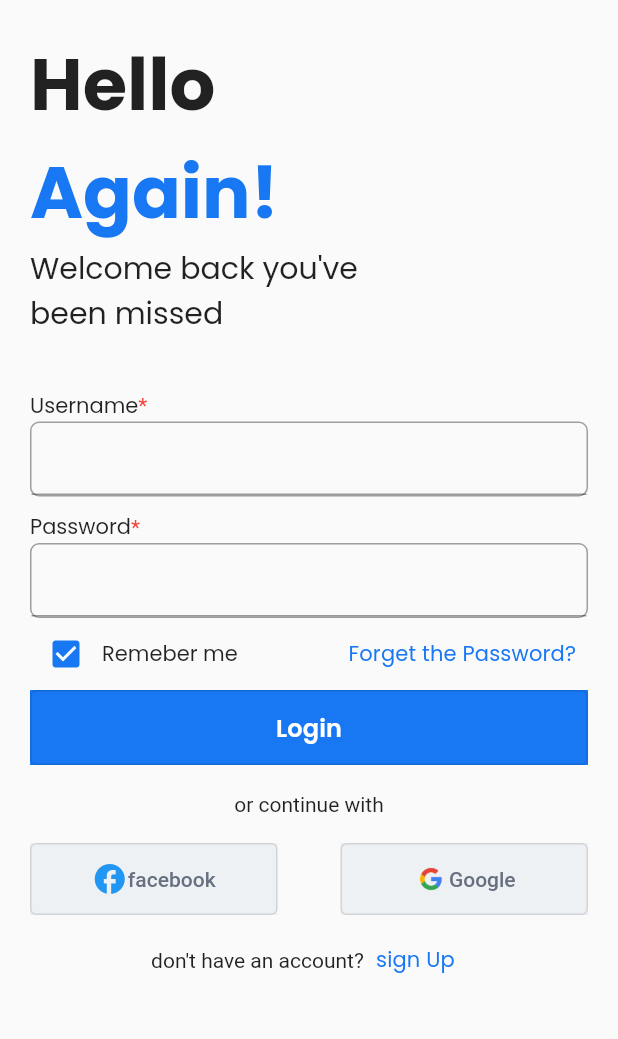
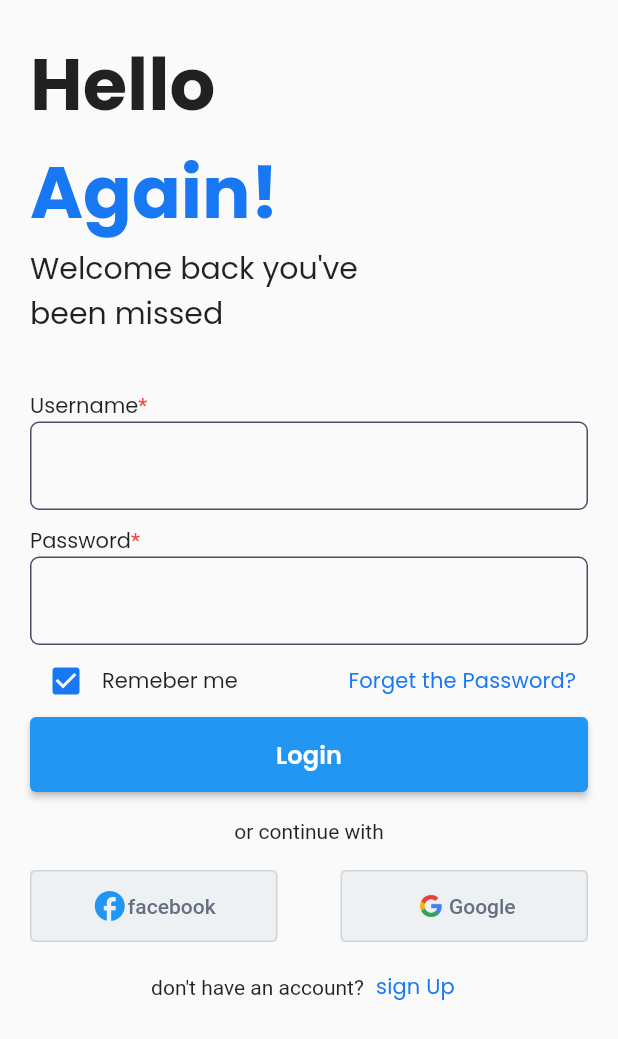
Before and after one commit to 0xIfeoluwa/Kabar, a Flutter app: the SignUp screen opened directly, after a tap on "login", on a phone screen of 412 x 824 dp. Shown: the top 1039 px of the screen. Run offline on Flutter 3.47's test engine with Material 2 defaults, Android fonts, the phone set to English and light mode, and no system bars; our stand-ins replace form_validator, google_fonts, smooth_page_indicator; missing offline and left inert: country_list_pick, flutter_verification_code.

Commit message:
any commit message

```diff
--- a/lib/screens/login.dart
+++ b/lib/screens/login.dart
@@ -1,4 +1,7 @@
+// ignore_for_file: file_names
+
 import 'package:flutter/material.dart';
+import 'package:form_validator/form_validator.dart';
 // import 'package:flutter/services.dart';
 import 'package:google_fonts/google_fonts.dart';
 import 'package:kabar/screens/forget_password.dart';
@@ -12,13 +15,38 @@ class Login extends StatefulWidget {
 }
 
 class _LoginState extends State<Login> {
+  late GlobalKey<FormState> _formKey;
+  late TextEditingController _emailController, _passwordController;
+
+  @override
+  void initState() {
+    super.initState();
+    _formKey = GlobalKey<FormState>();
+    _emailController = TextEditingController();
+    _passwordController = TextEditingController();
+  }
+
+  @override
+  void dispose() {
+    _formKey.currentState?.dispose();
+    _emailController.dispose();
+    _passwordController.dispose();
+    super.dispose();
+  }
+
+  void login() {
+    if (_formKey.currentState!.validate()) {}
+  }
+
   @override
   Widget build(BuildContext context) {
     return Scaffold(
-      body: Padding(
+      body: SingleChildScrollView(
+        child: Padding(
           padding: const EdgeInsets.only(top: 20.0, left: 20, right: 20),
-        child: ListView(
-          scrollDirection: Axis.vertical,
+          child: Form(
+            key: _formKey,
+            child: Column(
               children: [
                 SizedBox(
                   width: 379,
@@ -68,27 +96,16 @@ class _LoginState extends State<Login> {
                     ),
                   ],
                 ),
-            Container(
-              decoration: BoxDecoration(
-                color: Colors.transparent,
-                border: Border.all(
-                  color: Colors.grey,
-                  style: BorderStyle.solid,
-                ),
-                borderRadius: BorderRadius.circular(6.0),
-              ),
-              child: const Column(
-                children: [
-                  TextField(
+                TextFormField(
+                  controller: _emailController,
+                  validator: ValidationBuilder().required().build(),
+                  autovalidateMode: AutovalidateMode.onUserInteraction,
                   keyboardType: TextInputType.name,
-                    decoration: InputDecoration(
+                  decoration: const InputDecoration(
                     prefixStyle: TextStyle(
                       color: Color.fromRGBO(24, 119, 242, 1),
                       fontWeight: FontWeight.bold,
                     ),
-                    ),
-                  ),
-                ],
                   ),
                 ),
                 Padding(
@@ -111,27 +128,16 @@ class _LoginState extends State<Login> {
                     ],
                   ),
                 ),
-            Container(
-              decoration: BoxDecoration(
-                color: Colors.transparent,
-                border: Border.all(
-                  color: Colors.grey,
-                  style: BorderStyle.solid,
-                ),
-                borderRadius: BorderRadius.circular(6.0),
-              ),
-              child: const Column(
-                children: [
-                  TextField(
+                TextFormField(
+                  controller: _passwordController,
+                  validator: ValidationBuilder().required().build(),
+                  autovalidateMode: AutovalidateMode.onUserInteraction,
                   keyboardType: TextInputType.name,
-                    decoration: InputDecoration(
+                  decoration: const InputDecoration(
                     prefixStyle: TextStyle(
                       color: Colors.blue,
                       fontWeight: FontWeight.bold,
                     ),
-                    ),
-                  ),
-                ],
                   ),
                 ),
                 Row(
@@ -170,13 +176,11 @@ class _LoginState extends State<Login> {
                     ),
                   ],
                 ),
-            Container(
-              color: const Color.fromRGBO(24, 119, 242, 1),
-              child: SizedBox(
+                SizedBox(
                   width: 379,
                   height: 50,
-                child: OutlinedButton(
-                  onPressed: () {},
+                  child: ElevatedButton(
+                    onPressed: login,
                     child: Text(
                       "Login",
                       style: GoogleFonts.poppins(
@@ -184,7 +188,6 @@ class _LoginState extends State<Login> {
                         fontWeight: FontWeight.w600,
                         letterSpacing: 0.12,
                         color: Colors.white,
-                    ),
                       ),
                     ),
                   ),
@@ -259,7 +262,9 @@ class _LoginState extends State<Login> {
                           Navigator.push(
                             context,
                             MaterialPageRoute(
-                              builder: (context) => const SignUp()));
+                              builder: (context) => const SignUp(),
+                            ),
+                          );
                         },
                         child: Text(
                           "sign Up",
@@ -277,6 +282,8 @@ class _LoginState extends State<Login> {
               ],
             ),
           ),
+        ),
+      ),
     );
   }
 }
--- a/pubspec.yaml
+++ b/pubspec.yaml
@@ -42,6 +42,7 @@ dependencies:
   flutter_verification_code: ^1.1.7
 
   country_list_pick:
+  form_validator: ^2.1.1
 
 
 dev_dependencies:
```
Also changed, not shown: lib/main.dart (+47 -2 lines), pubspec.lock. Lines whose indentation alone changed are shown as unchanged.
